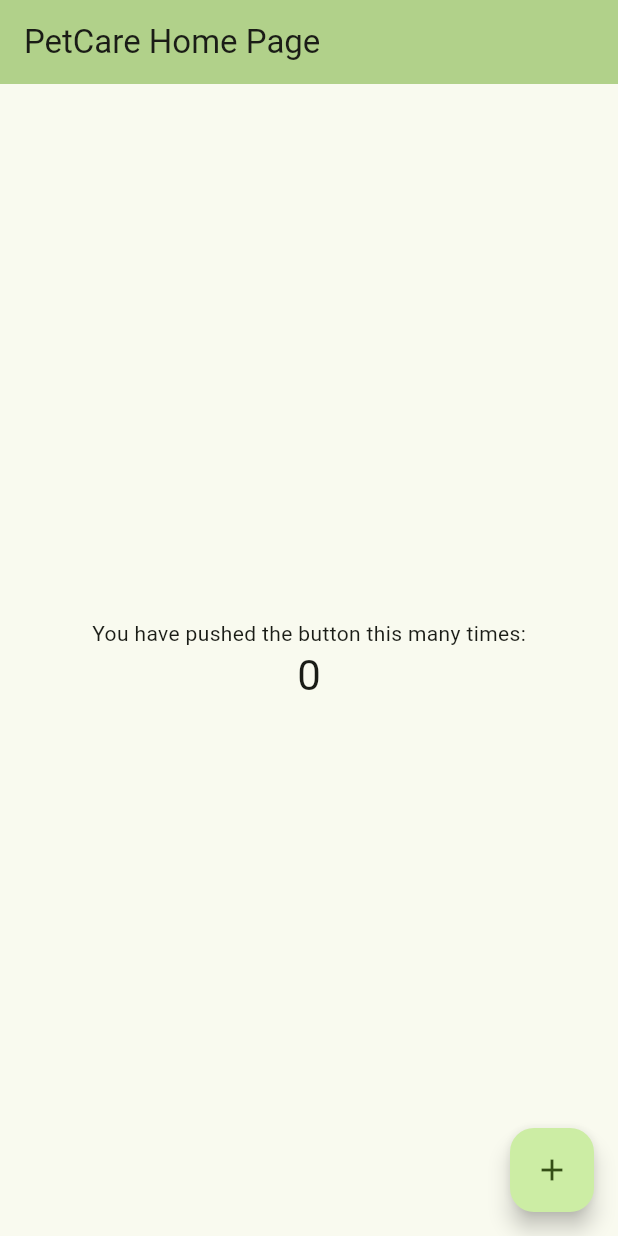
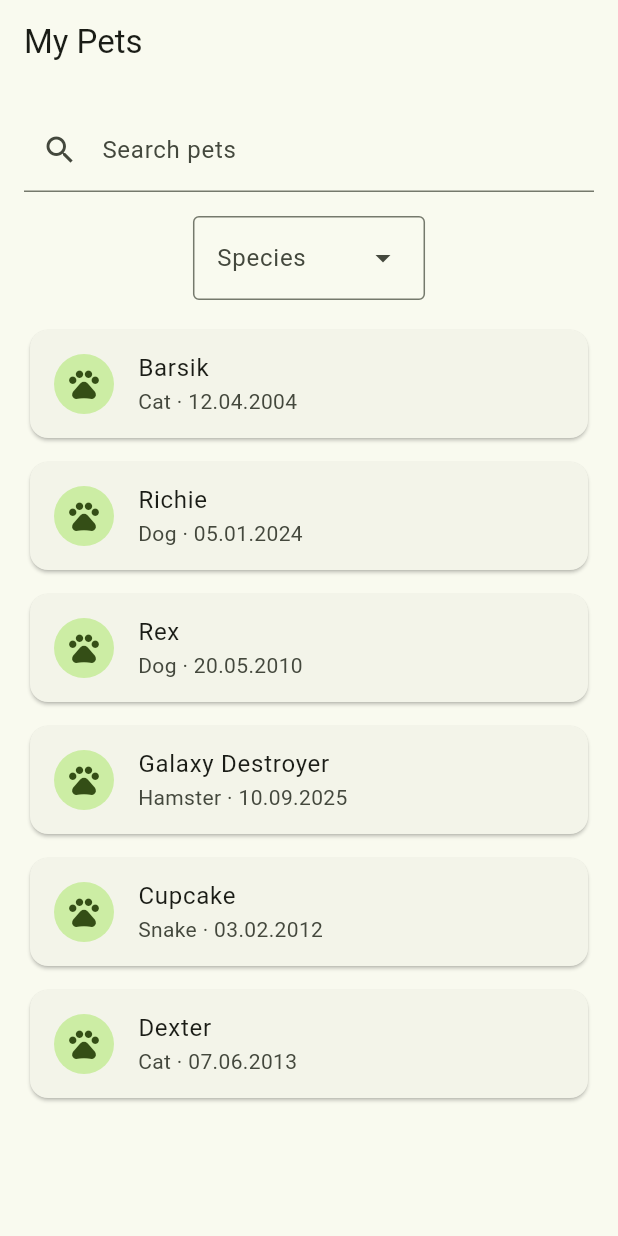
Before and after one commit to Raval3593rgb/PAM, a Flutter app: the screen it shows after launch, on a phone screen of 412 x 824 dp. Run offline on Flutter 3.47's test engine with Material 3 defaults, Android fonts, the phone set to English and light mode, and no system bars.

Commit message:
Add static My Pets screen

```diff
--- a/lib/main.dart
+++ b/lib/main.dart
@@ -1,4 +1,7 @@
 import 'package:flutter/material.dart';
+import 'screens/login_screen.dart';
+import 'screens/pet_screen.dart';
+
 
 void main() {
   runApp(const MyApp());
@@ -16,7 +19,7 @@ class MyApp extends StatelessWidget {
 
         colorScheme: ColorScheme.fromSeed(seedColor: Colors.lightGreen),
       ),
-      home: const MyHomePage(title: 'PetCare Home Page'),
+      home: const PetsScreen(),
     );
   }
 }
--- /dev/null
+++ b/lib/screens/pet_screen.dart
@@ -0,0 +1,83 @@
+import 'package:flutter/material.dart';
+import '../data/mock_data.dart';
+
+class PetsScreen extends StatelessWidget {
+  const PetsScreen({super.key});
+
+  @override
+  Widget build(BuildContext context) {
+    return Scaffold(
+      appBar: AppBar(
+        title: const Text('My Pets'),
+      ),
+      body: Column(
+        children: [
+          Padding(
+            padding: const EdgeInsets.all(16),
+            child: TextField(
+              decoration: const InputDecoration(
+                labelText: 'Search pets',
+                prefixIcon: Icon(Icons.search),
+              ),
+            ),
+          ),
+
+          Padding(
+            padding: const EdgeInsets.symmetric(horizontal: 16),
+            child: DropdownMenu<String>(
+              label: const Text('Species'),
+              dropdownMenuEntries: const [
+                DropdownMenuEntry(
+                  value: 'All',
+                  label: 'All',
+                ),
+                DropdownMenuEntry(
+                  value: 'Cat',
+                  label: 'Cat',
+                ),
+                DropdownMenuEntry(
+                  value: 'Dog',
+                  label: 'Dog',
+                ),
+                DropdownMenuEntry(
+                  value: 'Hamster',
+                  label: 'Hamster',
+                ),
+                DropdownMenuEntry(
+                  value: 'Snake',
+                  label: 'Snake',
+                ),
+              ],
+            ),
+          ),
+
+          const SizedBox(height: 16),
+
+          Expanded(
+            child: ListView.separated(
+              padding: const EdgeInsets.symmetric(horizontal: 16),
+              itemCount: mockPets.length,
+              separatorBuilder: (context, index) =>
+                  const SizedBox(height: 8),
+              itemBuilder: (context, index) {
+                final pet = mockPets[index];
+
+                return Card(
+                  child: ListTile(
+                    leading: const CircleAvatar(
+                      child: Icon(Icons.pets),
+                    ),
+                    title: Text(pet.name),
+                    subtitle: Text(
+                      '${pet.species} · ${pet.birthDate}',
+                    ),
+                  ),
+                );
+              },
+            ),
+          ),
+        ],
+      ),
+    );
+  }
+}
```
